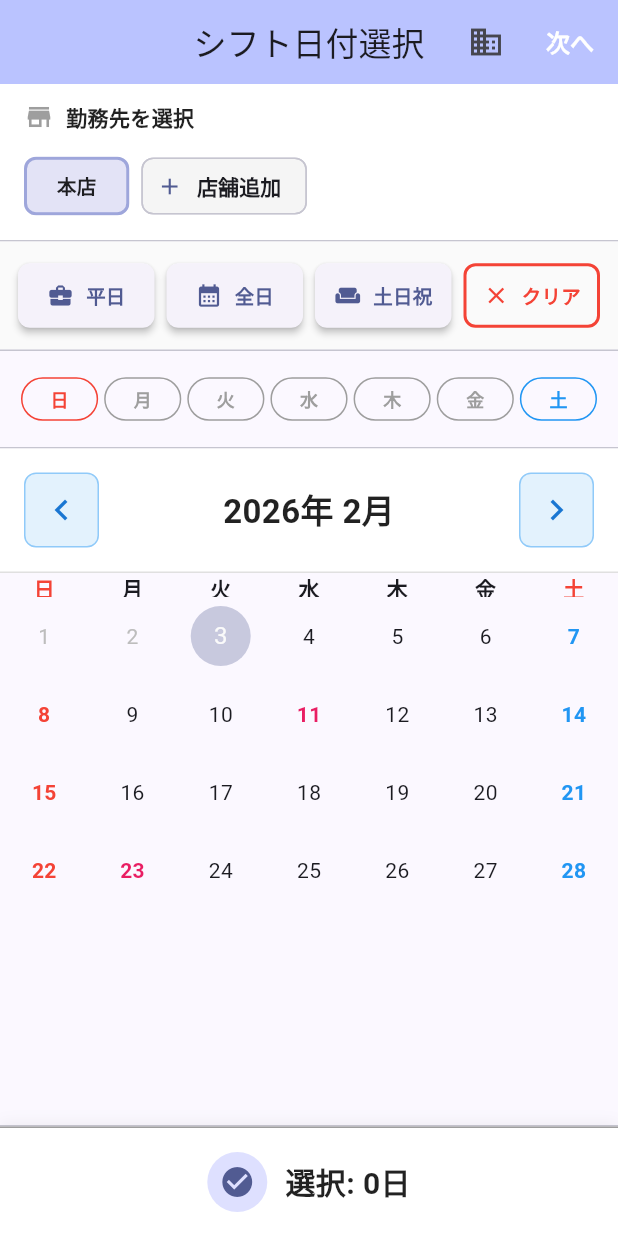
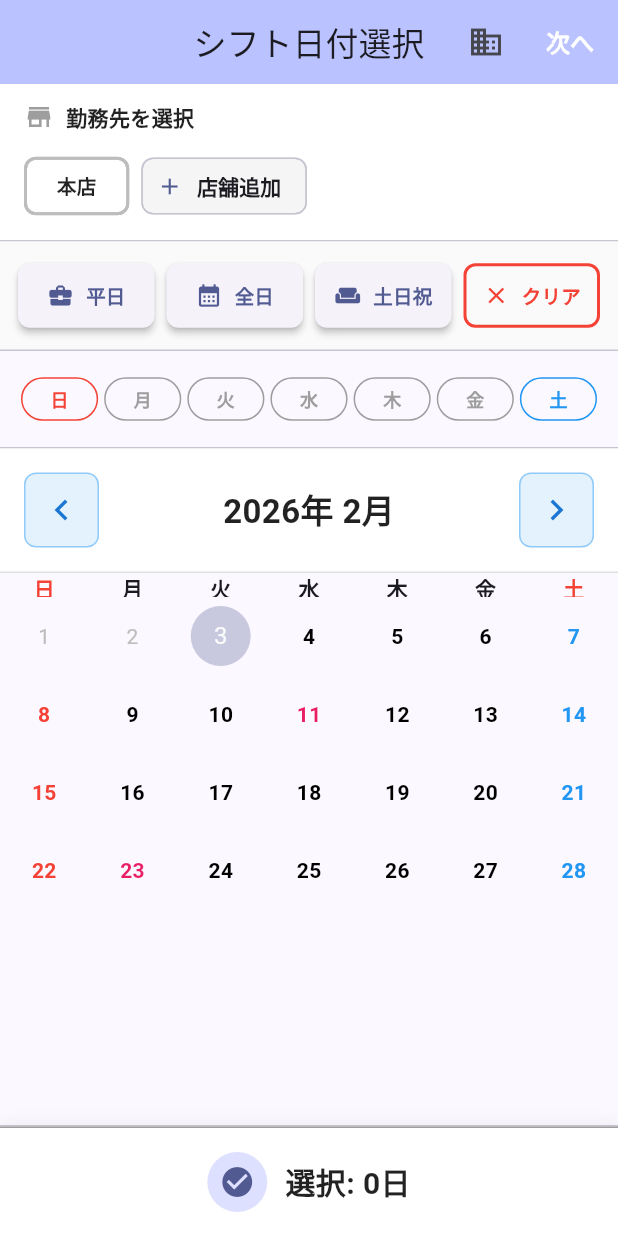
Before and after one commit to musaikun/SxS-Manager-F, a Flutter app: the DateSelectionScreen screen opened directly, on a phone screen of 412 x 824 dp. Run offline on Flutter 3.47's test engine with Material 3 defaults, Android fonts, the phone set to English and light mode, and no system bars; drawn by our look-alikes of table_calendar; our stand-ins replace flutter_riverpod, shared_preferences; accounts and stored records are empty.

Commit message:
feat: 掛け持ち機能の基礎実装（date_selection_screen）
- 店舗カラーパレットを掛け持ち用に変更:
  * デフォルト店舗: 白
  * 掛け持ち先1: 赤
  * 掛け持ち先2: 青
  * 掛け持ち先3: 緑
- 店舗追加を最大4店舗に制限
- 店舗セレクターUIを改善:
  * 白色の店舗も視認できるように枠線を調整
  * 選択時のスタイルを改善
- 日付下部に店舗ごとのドット表示を実装:
  * 選択済み日付と未選択日付の両方に対応
  * 白ドットは枠線を濃くして視認性向上
  * 最大4つのドットを表示
- markerBuilderを削除（ドット表示に統合）

次のコミットでshift_wizard_screenも対応します。

```diff
--- a/lib/features/shift/presentation/date_selection_screen.dart
+++ b/lib/features/shift/presentation/date_selection_screen.dart
@@ -358,14 +358,6 @@ class _DateSelectionScreenState extends ConsumerState<DateSelectionScreen> {
                       .getShiftsForDate(day);
                   final stores = ref.read(storeProvider);
 
-                  // 店舗カラーマップ（最大4店舗、指定の4色）
-                  final dotColors = [
-                    Colors.red,
-                    Colors.blue,
-                    Colors.yellow,
-                    Colors.green,
-                  ];
-
                   return Center(
                     child: Container(
                       width: 40,  // 固定幅（1桁でも2桁でも同じサイズ）
@@ -392,13 +384,14 @@ class _DateSelectionScreenState extends ConsumerState<DateSelectionScreen> {
                             Row(
                               mainAxisAlignment: MainAxisAlignment.center,
                               children: shifts.take(4).map((shift) {
-                                // 店舗のインデックスを取得してドット色を決定
-                                final storeIndex = stores.indexWhere(
+                                // 店舗の実際の色を取得
+                                final store = stores.firstWhere(
                                   (s) => s.id == shift.storeId,
+                                  orElse: () => stores.first,
                                 );
-                                final dotColor = storeIndex >= 0 && storeIndex < 4
-                                    ? dotColors[storeIndex]
-                                    : Colors.white;
+                                final dotColor = store.color;
+                                // 白ドットの場合は枠線を濃くする
+                                final isWhite = dotColor == Colors.white;
 
                                 return Container(
                                   margin: const EdgeInsets.symmetric(horizontal: 1),
@@ -408,8 +401,10 @@ class _DateSelectionScreenState extends ConsumerState<DateSelectionScreen> {
                                     color: dotColor,
                                     shape: BoxShape.circle,
                                     border: Border.all(
-                                      color: Colors.white.withValues(alpha:0.5),
-                                      width: 0.5,
+                                      color: isWhite
+                                          ? Colors.blue.withValues(alpha:0.8)
+                                          : Colors.white.withValues(alpha:0.5),
+                                      width: isWhite ? 1 : 0.5,
                                     ),
                                   ),
                                 );
@@ -423,43 +418,82 @@ class _DateSelectionScreenState extends ConsumerState<DateSelectionScreen> {
                 },
                 // デフォルトの日付表示をカスタマイズ
                 defaultBuilder: (context, day, focusedDay) {
+                  // この日付にシフトが登録されているか確認
+                  final shifts = ref
+                      .read(shiftDateProvider.notifier)
+                      .getShiftsForDate(day);
+                  final stores = ref.read(storeProvider);
+
+                  Color textColor = Colors.black;
                   // 祝日をピンク色に（最優先）
                   if (_isHoliday(day)) {
+                    textColor = Colors.pink;
+                  }
+                  // 日曜日を赤色に
+                  else if (day.weekday == DateTime.sunday) {
+                    textColor = Colors.red;
+                  }
+                  // 土曜日を青色に
+                  else if (day.weekday == DateTime.saturday) {
+                    textColor = Colors.blue;
+                  }
+
+                  // シフトがある場合はドット付きで表示
+                  if (shifts.isNotEmpty) {
+                    return Center(
+                      child: Column(
+                        mainAxisAlignment: MainAxisAlignment.center,
+                        children: [
+                          Text(
+                            '${day.day}',
+                            style: TextStyle(
+                              color: textColor,
+                              fontWeight: FontWeight.w600,
+                            ),
+                          ),
+                          const SizedBox(height: 2),
+                          Row(
+                            mainAxisAlignment: MainAxisAlignment.center,
+                            children: shifts.take(4).map((shift) {
+                              final store = stores.firstWhere(
+                                (s) => s.id == shift.storeId,
+                                orElse: () => stores.first,
+                              );
+                              final dotColor = store.color;
+                              final isWhite = dotColor == Colors.white;
+
+                              return Container(
+                                margin: const EdgeInsets.symmetric(horizontal: 1),
+                                width: 5,
+                                height: 5,
+                                decoration: BoxDecoration(
+                                  color: dotColor,
+                                  shape: BoxShape.circle,
+                                  border: Border.all(
+                                    color: isWhite
+                                        ? Colors.grey
+                                        : dotColor.withValues(alpha:0.3),
+                                    width: 0.8,
+                                  ),
+                                ),
+                              );
+                            }).toList(),
+                          ),
+                        ],
+                      ),
+                    );
+                  }
+
+                  // シフトがない場合は通常表示
                   return Center(
                     child: Text(
                       '${day.day}',
-                        style: const TextStyle(
-                          color: Colors.pink,
+                      style: TextStyle(
+                        color: textColor,
                         fontWeight: FontWeight.w600,
                       ),
                     ),
                   );
-                  }
-                  // 日曜日を赤色に
-                  if (day.weekday == DateTime.sunday) {
-                    return Center(
-                      child: Text(
-                        '${day.day}',
-                        style: const TextStyle(
-                          color: Colors.red,
-                          fontWeight: FontWeight.w600,
-                        ),
-                      ),
-                    );
-                  }
-                  // 土曜日を青色に
-                  if (day.weekday == DateTime.saturday) {
-                    return Center(
-                      child: Text(
-                        '${day.day}',
-                        style: const TextStyle(
-                          color: Colors.blue,
-                          fontWeight: FontWeight.w600,
-                        ),
-                      ),
-                    );
-                  }
-                  return null; // デフォルトの表示
                 },
                 // 過去の日付を無効化
                 disabledBuilder: (context, day, focusedDay) {
@@ -469,36 +503,6 @@ class _DateSelectionScreenState extends ConsumerState<DateSelectionScreen> {
                       style: TextStyle(
                         color: Colors.grey[400],
                         fontWeight: FontWeight.w400,
-                      ),
-                    ),
-                  );
-                },
-                // 日付の下に複数店舗インジケーターを表示
-                markerBuilder: (context, day, events) {
-                  final count = ref
-                      .read(shiftDateProvider.notifier)
-                      .getShiftCountForDate(day);
-
-                  if (count == 0) return const SizedBox.shrink();
-
-                  return Positioned(
-                    bottom: 1,
-                    child: Container(
-                      padding: const EdgeInsets.symmetric(
-                        horizontal: 4,
-                        vertical: 1,
-                      ),
-                      decoration: BoxDecoration(
-                        color: Colors.red,
-                        borderRadius: BorderRadius.circular(8),
-                      ),
-                      child: Text(
-                        '$count',
-                        style: const TextStyle(
-                          color: Colors.white,
-                          fontSize: 10,
-                          fontWeight: FontWeight.bold,
-                        ),
                       ),
                     ),
                   );
@@ -596,6 +600,8 @@ class _DateSelectionScreenState extends ConsumerState<DateSelectionScreen> {
             children: [
               ...stores.map((store) {
                 final isSelected = _selectedStoreId == store.id;
+                // 白色の場合は特別な処理
+                final isWhite = store.color == Colors.white;
                 return ChoiceChip(
                   label: Text(store.name),
                   selected: isSelected,
@@ -606,14 +612,18 @@ class _DateSelectionScreenState extends ConsumerState<DateSelectionScreen> {
                       });
                     }
                   },
-                  selectedColor: store.color,
-                  backgroundColor: store.color.withValues(alpha:0.15),
+                  selectedColor: isWhite ? Colors.grey[300] : store.color,
+                  backgroundColor: isWhite ? Colors.white : store.color.withValues(alpha:0.15),
                   side: BorderSide(
-                    color: isSelected ? store.color : store.color.withValues(alpha:0.3),
-                    width: 2,
+                    color: isWhite
+                        ? (isSelected ? Colors.grey[600]! : Colors.grey[400]!)
+                        : (isSelected ? store.color : store.color.withValues(alpha:0.3)),
+                    width: isSelected ? 2.5 : 2,
                   ),
                   labelStyle: TextStyle(
-                    color: isSelected ? Colors.white : Colors.black87,
+                    color: isWhite
+                        ? Colors.black87
+                        : (isSelected ? Colors.white : Colors.black87),
                     fontWeight: FontWeight.bold,
                     fontSize: 13,
                   ),
@@ -621,7 +631,8 @@ class _DateSelectionScreenState extends ConsumerState<DateSelectionScreen> {
                   padding: const EdgeInsets.symmetric(horizontal: 12, vertical: 8),
                 );
               }),
-              // 店舗追加ボタン
+              // 店舗追加ボタン（最大4店舗まで）
+              if (stores.length < 4)
                 ActionChip(
                   avatar: const Icon(Icons.add, size: 18),
                   label: const Text(
```
Also changed, not shown: lib/features/shift/domain/models/store.dart (+5 -9 lines). Lines whose indentation alone changed are shown as unchanged.
